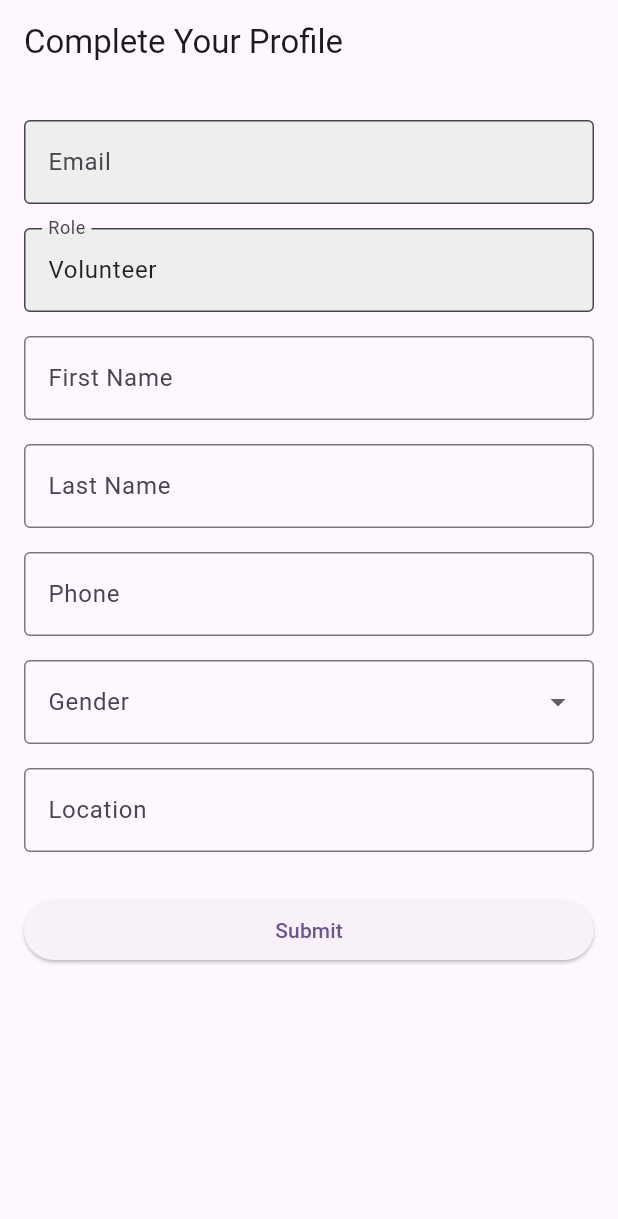
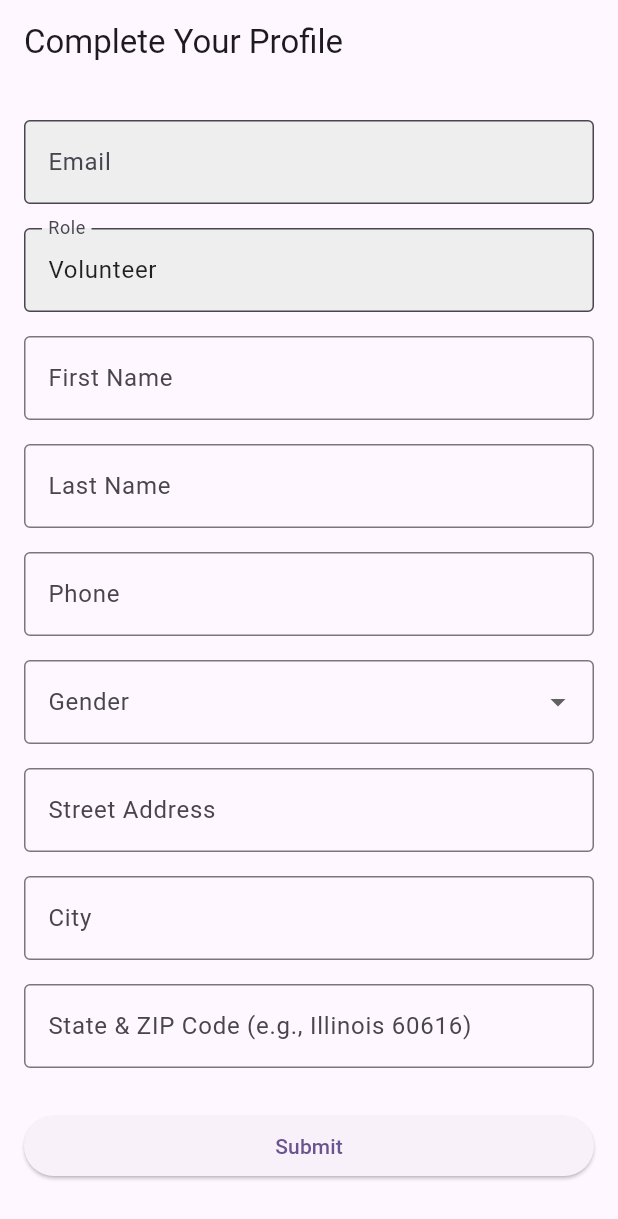
Before and after one commit to jaygohel109/Wildhack25, a Flutter app: the ProfilePage screen opened directly with empty values, on a phone screen of 412 x 824 dp. Shown: the top 1219 px of the screen. Run offline on Flutter 3.47's test engine with Material 3 defaults, Android fonts, the phone set to English and light mode, and no system bars; our stand-ins replace flutter_svg.

Commit message:
feat: update profile form fields for address details

```diff
--- a/frontend_app/lib/profile/my-profile.dart
+++ b/frontend_app/lib/profile/my-profile.dart
@@ -215,7 +215,9 @@ class _ProfilePageState extends State<ProfilePage> {
                   },
                 ),
               ),
-              _buildTextField("Location", "location"),
+              _buildTextField("Street Address", "street_address"),
+              _buildTextField("City", "city"),
+              _buildTextField("State & ZIP Code (e.g., Illinois 60616)", "state_zip"),
               if (role == 1) ...[
                 _buildDOBPicker(),
               ] else if (role == 2) ...[
```
